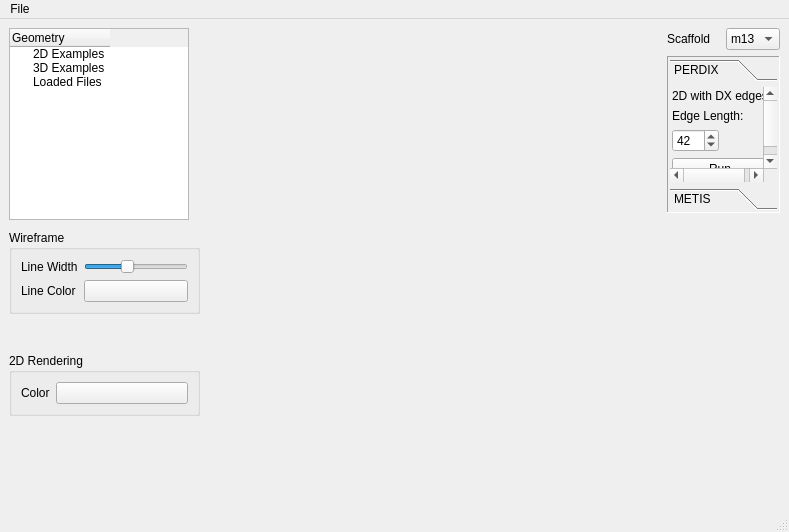
First picture: the form in ui/AthenaMainWindow.ui, repository lcbb/athena, before the edit.
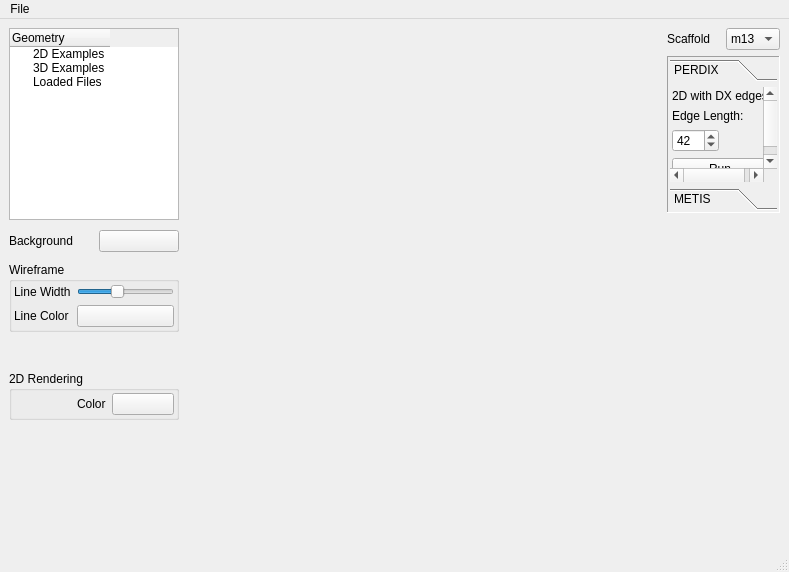
Second picture: the form after the edit. Custom widgets are drawn as their Qt base class.

Commit message:
More sidebar aesthetics
Add a background color button, no function yet

```diff
--- a/ui/AthenaMainWindow.ui
+++ b/ui/AthenaMainWindow.ui
@@ -7,7 +7,7 @@
     <x>0</x>
     <y>0</y>
     <width>789</width>
-    <height>532</height>
+    <height>572</height>
    </rect>
   </property>
   <property name="sizePolicy">
@@ -35,7 +35,7 @@
       <item>
        <layout class="QHBoxLayout" name="upperLayout">
         <item>
-         <layout class="QVBoxLayout" name="verticalLayout_4">
+         <layout class="QVBoxLayout" name="verticalLayout_4" stretch="0,0,0,0,1">
           <property name="spacing">
            <number>10</number>
           </property>
@@ -102,14 +102,44 @@
             </item>
            </widget>
           </item>
+          <item>
+           <layout class="QHBoxLayout" name="horizontalLayout_4">
+            <property name="topMargin">
+             <number>0</number>
+            </property>
+            <property name="bottomMargin">
+             <number>0</number>
+            </property>
+            <item>
+             <widget class="QLabel" name="label_3">
+              <property name="text">
+               <string>Background</string>
+              </property>
+             </widget>
+            </item>
+            <item>
+             <widget class="QPushButton" name="pushButton">
+              <property name="text">
+               <string/>
+              </property>
+             </widget>
+            </item>
+           </layout>
+          </item>
           <item>
            <widget class="QGroupBox" name="groupBox">
             <property name="sizePolicy">
-             <sizepolicy hsizetype="Minimum" vsizetype="Preferred">
+             <sizepolicy hsizetype="Maximum" vsizetype="Preferred">
               <horstretch>0</horstretch>
               <verstretch>0</verstretch>
              </sizepolicy>
             </property>
+            <property name="minimumSize">
+             <size>
+              <width>170</width>
+              <height>0</height>
+             </size>
+            </property>
             <property name="title">
              <string>Wireframe</string>
             </property>
@@ -117,6 +147,18 @@
              <bool>true</bool>
             </property>
             <layout class="QGridLayout" name="gridLayout_3">
+             <property name="leftMargin">
+              <number>2</number>
+             </property>
+             <property name="topMargin">
+              <number>2</number>
+             </property>
+             <property name="rightMargin">
+              <number>2</number>
+             </property>
+             <property name="bottomMargin">
+              <number>2</number>
+             </property>
              <item row="2" column="0">
               <widget class="QLabel" name="label_15">
                <property name="sizePolicy">
@@ -130,19 +172,6 @@
                </property>
               </widget>
              </item>
-             <item row="0" column="0">
-              <widget class="QLabel" name="label_2">
-               <property name="sizePolicy">
-                <sizepolicy hsizetype="Maximum" vsizetype="Preferred">
-                 <horstretch>0</horstretch>
-                 <verstretch>0</verstretch>
-                </sizepolicy>
-               </property>
-               <property name="text">
-                <string>Line Width</string>
-               </property>
-              </widget>
-             </item>
              <item row="0" column="1">
               <widget class="QSlider" name="lineWidthSlider">
                <property name="sizePolicy">
@@ -181,27 +210,49 @@
                </property>
               </widget>
              </item>
+             <item row="0" column="0">
+              <widget class="QLabel" name="label_2">
+               <property name="sizePolicy">
+                <sizepolicy hsizetype="Maximum" vsizetype="Preferred">
+                 <horstretch>0</horstretch>
+                 <verstretch>0</verstretch>
+                </sizepolicy>
+               </property>
+               <property name="text">
+                <string>Line Width</string>
+               </property>
+              </widget>
+             </item>
             </layout>
            </widget>
           </item>
           <item>
            <widget class="AutoResizingStackedWidget" name="renderControls">
             <property name="sizePolicy">
-             <sizepolicy hsizetype="Maximum" vsizetype="Maximum">
+             <sizepolicy hsizetype="Fixed" vsizetype="Maximum">
               <horstretch>0</horstretch>
               <verstretch>0</verstretch>
              </sizepolicy>
             </property>
+            <property name="frameShape">
+             <enum>QFrame::NoFrame</enum>
+            </property>
             <property name="currentIndex">
              <number>0</number>
             </property>
             <widget class="QWidget" name="controls_2D">
              <property name="sizePolicy">
-              <sizepolicy hsizetype="Minimum" vsizetype="Expanding">
+              <sizepolicy hsizetype="Maximum" vsizetype="Expanding">
                <horstretch>0</horstretch>
                <verstretch>0</verstretch>
               </sizepolicy>
              </property>
+             <property name="minimumSize">
+              <size>
+               <width>0</width>
+               <height>0</height>
+              </size>
+             </property>
              <layout class="QHBoxLayout" name="horizontalLayout">
               <property name="spacing">
                <number>2</number>
@@ -221,29 +272,50 @@
               <item>
                <widget class="QGroupBox" name="groupBox_2">
                 <property name="sizePolicy">
-                 <sizepolicy hsizetype="Minimum" vsizetype="Maximum">
-                  <horstretch>0</horstretch>
+                 <sizepolicy hsizetype="Maximum" vsizetype="Maximum">
+                  <horstretch>1</horstretch>
                   <verstretch>0</verstretch>
                  </sizepolicy>
                 </property>
+                <property name="minimumSize">
+                 <size>
+                  <width>170</width>
+                  <height>0</height>
+                 </size>
+                </property>
                 <property name="styleSheet">
                  <string notr="true"/>
                 </property>
                 <property name="title">
                  <string>2D Rendering</string>
                 </property>
+                <property name="alignment">
+                 <set>Qt::AlignLeading|Qt::AlignLeft|Qt::AlignTop</set>
+                </property>
                 <property name="flat">
                  <bool>true</bool>
                 </property>
-                <layout class="QGridLayout" name="gridLayout_2">
-                 <item row="0" column="0">
+                <layout class="QGridLayout" name="gridLayout_2" columnstretch="0,0,0,0">
+                 <property name="leftMargin">
+                  <number>2</number>
+                 </property>
+                 <property name="topMargin">
+                  <number>2</number>
+                 </property>
+                 <property name="rightMargin">
+                  <number>2</number>
+                 </property>
+                 <property name="bottomMargin">
+                  <number>2</number>
+                 </property>
+                 <item row="0" column="1">
                   <widget class="QLabel" name="label_16">
                    <property name="text">
                     <string>Color</string>
                    </property>
                   </widget>
                  </item>
-                 <item row="0" column="1">
+                 <item row="0" column="2">
                   <widget class="QPushButton" name="flatColorButton">
                    <property name="sizePolicy">
                     <sizepolicy hsizetype="MinimumExpanding" vsizetype="Fixed">
@@ -256,6 +328,19 @@
                    </property>
                   </widget>
                  </item>
+                 <item row="0" column="0">
+                  <spacer name="horizontalSpacer">
+                   <property name="orientation">
+                    <enum>Qt::Horizontal</enum>
+                   </property>
+                   <property name="sizeHint" stdset="0">
+                    <size>
+                     <width>40</width>
+                     <height>20</height>
+                    </size>
+                   </property>
+                  </spacer>
+                 </item>
                 </layout>
                </widget>
               </item>
@@ -263,7 +348,7 @@
             </widget>
             <widget class="QWidget" name="controls_3D">
              <property name="sizePolicy">
-              <sizepolicy hsizetype="Minimum" vsizetype="Minimum">
+              <sizepolicy hsizetype="Fixed" vsizetype="Minimum">
                <horstretch>0</horstretch>
                <verstretch>0</verstretch>
               </sizepolicy>
@@ -287,11 +372,17 @@
               <item>
                <widget class="QGroupBox" name="groupBox_3">
                 <property name="sizePolicy">
-                 <sizepolicy hsizetype="Minimum" vsizetype="Preferred">
+                 <sizepolicy hsizetype="Fixed" vsizetype="Preferred">
                   <horstretch>0</horstretch>
                   <verstretch>0</verstretch>
                  </sizepolicy>
                 </property>
+                <property name="minimumSize">
+                 <size>
+                  <width>170</width>
+                  <height>0</height>
+                 </size>
+                </property>
                 <property name="title">
                  <string>3D Rendering</string>
                 </property>
@@ -301,10 +392,22 @@
                 <property name="flat">
                  <bool>true</bool>
                 </property>
-                <layout class="QGridLayout" name="gridLayout_4" rowstretch="0,0,0,0" columnstretch="0,0" columnminimumwidth="0,0">
+                <layout class="QGridLayout" name="gridLayout_4" rowstretch="0,0,0" columnstretch="0,0" columnminimumwidth="0,0">
                  <property name="sizeConstraint">
                   <enum>QLayout::SetDefaultConstraint</enum>
                  </property>
+                 <property name="leftMargin">
+                  <number>2</number>
+                 </property>
+                 <property name="topMargin">
+                  <number>2</number>
+                 </property>
+                 <property name="rightMargin">
+                  <number>2</number>
+                 </property>
+                 <property name="bottomMargin">
+                  <number>2</number>
+                 </property>
                  <item row="0" column="1">
                   <widget class="QSlider" name="alphaSlider">
                    <property name="sizePolicy">
@@ -313,6 +416,12 @@
                      <verstretch>0</verstretch>
                     </sizepolicy>
                    </property>
+                   <property name="maximumSize">
+                    <size>
+                     <width>60</width>
+                     <height>16777215</height>
+                    </size>
+                   </property>
                    <property name="maximum">
                     <number>255</number>
                    </property>
@@ -405,7 +514,7 @@
             <property name="sizeHint" stdset="0">
              <size>
               <width>20</width>
-              <height>40</height>
+              <height>5</height>
              </size>
             </property>
            </spacer>
@@ -506,8 +615,8 @@
                   <rect>
                    <x>0</x>
                    <y>0</y>
-                   <width>88</width>
-                   <height>91</height>
+                   <width>122</width>
+                   <height>109</height>
                   </rect>
                  </property>
                  <property name="sizePolicy">
@@ -585,8 +694,8 @@
                   <rect>
                    <x>0</x>
                    <y>0</y>
-                   <width>94</width>
-                   <height>137</height>
+                   <width>131</width>
+                   <height>161</height>
                   </rect>
                  </property>
                  <property name="sizePolicy">
@@ -709,8 +818,8 @@
                   <rect>
                    <x>0</x>
                    <y>0</y>
-                   <width>94</width>
-                   <height>181</height>
+                   <width>131</width>
+                   <height>233</height>
                   </rect>
                  </property>
                  <attribute name="label">
@@ -827,8 +936,8 @@
                   <rect>
                    <x>0</x>
                    <y>0</y>
-                   <width>88</width>
-                   <height>97</height>
+                   <width>122</width>
+                   <height>113</height>
                   </rect>
                  </property>
                  <attribute name="label">
@@ -944,7 +1053,7 @@
      <x>0</x>
      <y>0</y>
      <width>789</width>
-     <height>21</height>
+     <height>22</height>
     </rect>
    </property>
    <widget class="QMenu" name="menuAthena">
```
The commit also changes 1 other file.
